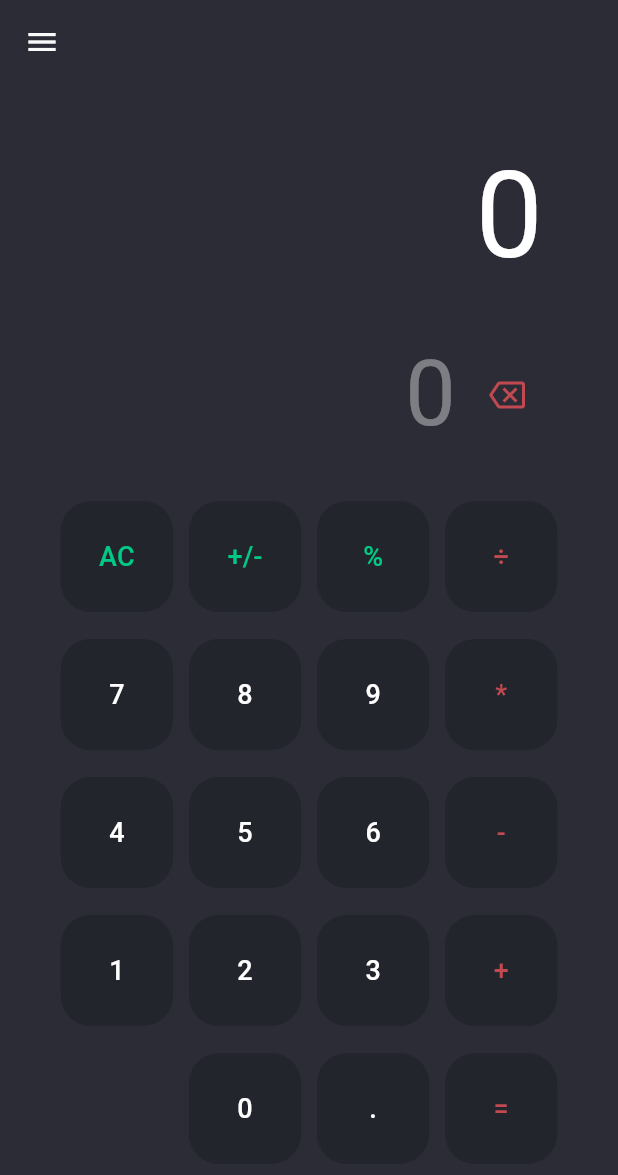
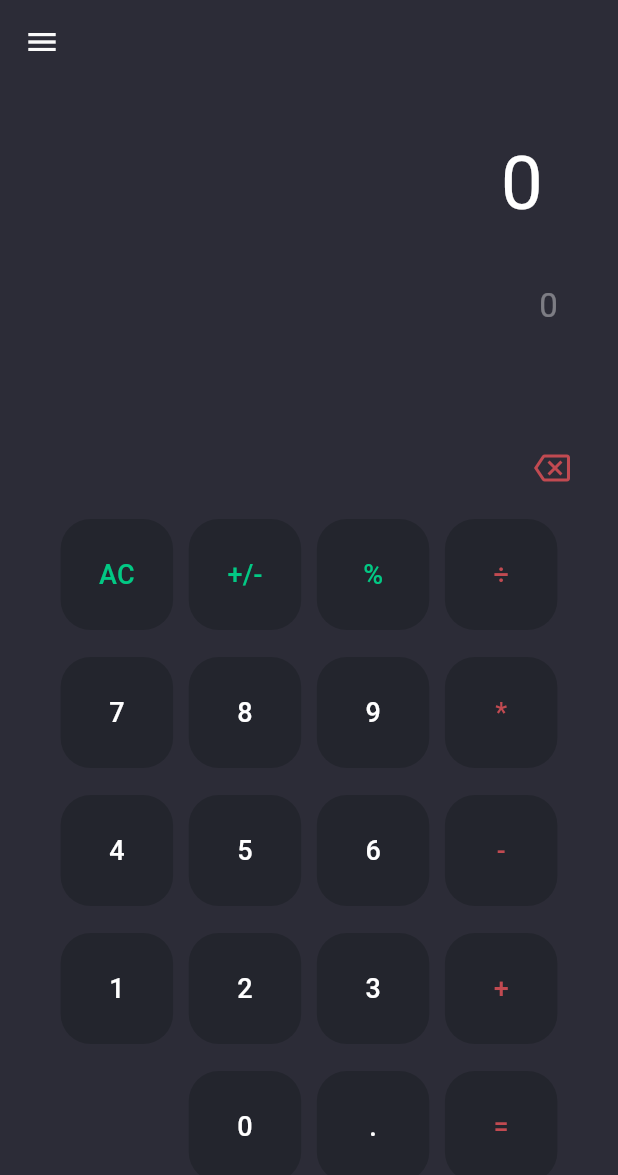
Before and after one commit to rjcalifornia/KCalc, a Flutter app: the screen it shows after launch, on a phone screen of 412 x 824 dp. Shown: the top 1175 px of the screen. Run offline on Flutter 3.47's test engine with Material 3 defaults, Android fonts, the phone set to English and light mode, and no system bars; our stand-ins replace google_fonts, math_expressions; missing offline and left inert: window_manager; statements that could not run were skipped.

Commit message:
Changes to be committed: 	modified:   lib/ui/screens/calculator.dart

```diff
--- a/lib/ui/screens/calculator.dart
+++ b/lib/ui/screens/calculator.dart
@@ -115,23 +115,34 @@ class _CalculatorScreenState extends State<CalculatorScreen> {
                     child: Text(result,
                         textAlign: TextAlign.left,
                         style: const TextStyle(
-                            color: Colors.white, fontSize: 80))),
+                            color: Colors.white, fontSize: 50))),
                 const SizedBox(width: 20),
               ],
             ),
-            Row(
-              mainAxisAlignment: MainAxisAlignment.end,
+            SizedBox(
+              width: double.infinity,
+              height: 120,
+              child: Container(
+                  alignment: Alignment.bottomRight,
+                  child: Column(
                     children: [
                       Padding(
-                  padding: const EdgeInsets.all(10),
+                        padding: const EdgeInsets.all(20),
                         child: Text(
                           equation,
                           style: const TextStyle(
-                      fontSize: 60,
+                            fontSize: 22,
                             color: Colors.white38,
                           ),
                         ),
                       ),
+                    ],
+                  )),
+            ),
+            Container(
+              alignment: Alignment.bottomRight,
+              child: Wrap(
+                children: [
                   IconButton(
                     icon: const Icon(Icons.backspace_outlined,
                         color: Color(0xffc14a51)),
@@ -139,13 +150,8 @@ class _CalculatorScreenState extends State<CalculatorScreen> {
                       buttonPressed('del');
                     },
                   ),
-                const SizedBox(
-                  width: 30,
-                )
                 ],
               ),
-            const SizedBox(
-              height: 8,
             ),
             ButtonArea(
               function: buttonPressed,
```
Lines whose indentation alone changed are shown as unchanged.
